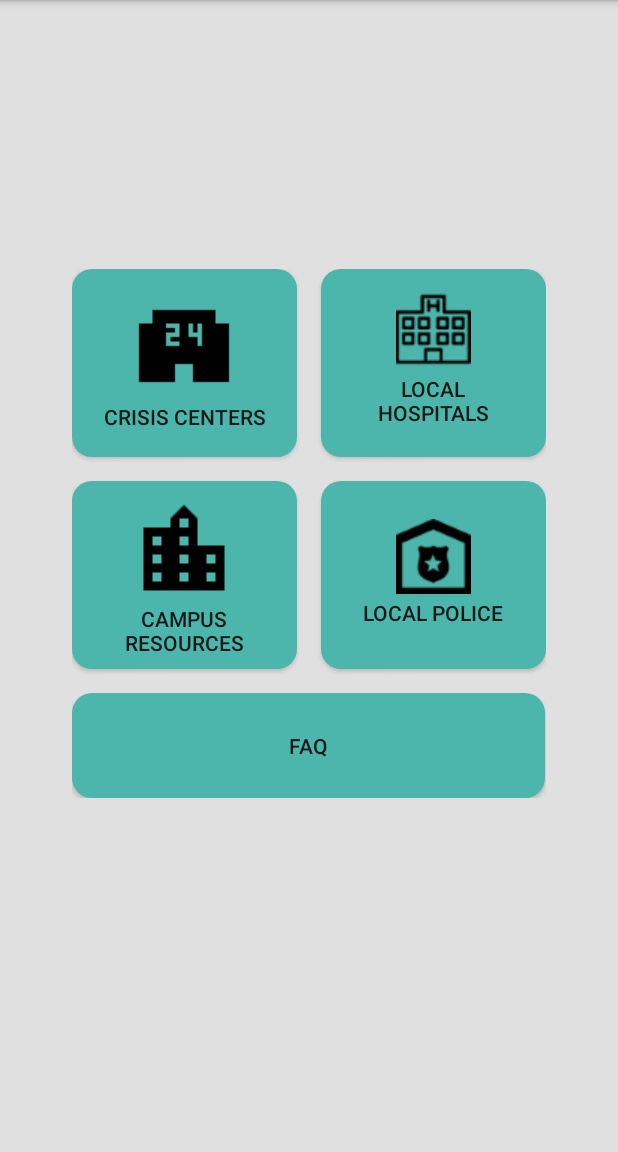
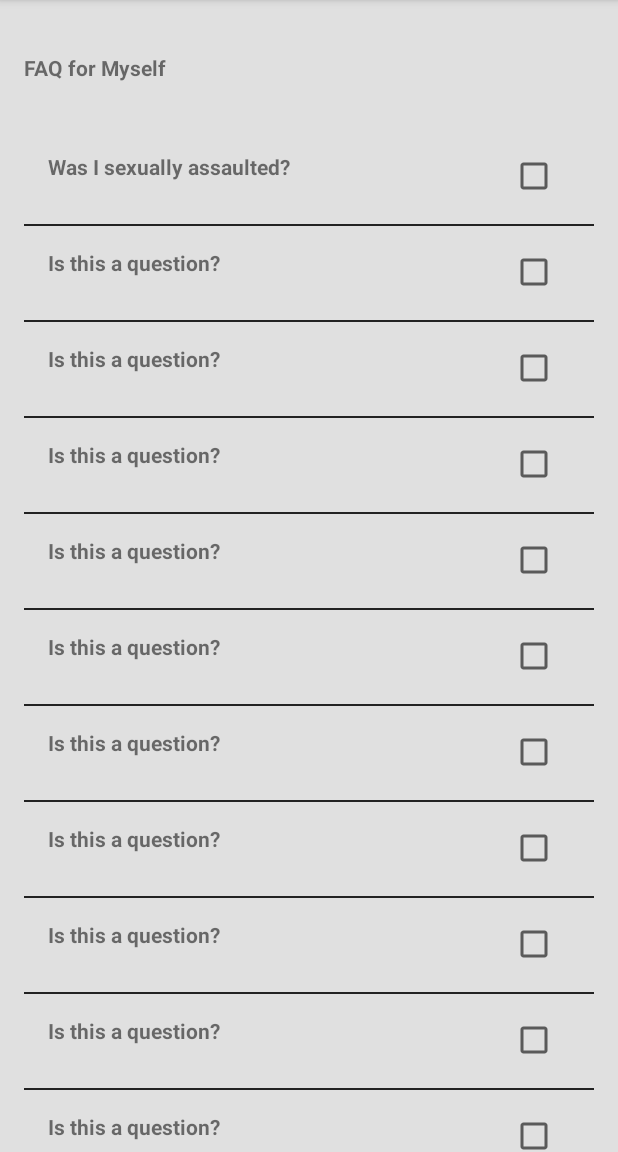
Before and after one commit to tinkhamgreg/uSafeNH, an Android app: the screen it shows after launch (MainActivity), in the side drawer, after a tap on "FAQ", on a phone screen of 412 x 824 dp, the part 84-1236 px from its top. Run offline under Robolectric (Android 15) with nearby library versions, the phone set to English and light mode, and no system bars.

Commit message:
Added the FAQ page
Currently it contains mostly placeholder items, such as a checkbox instead of a button (to see if the answer should be visible) and only one question is legitimate.

Side note: The Fragments seem to be overlapping each other (buttons from previous fragments can still be pressed) so we will have to change the way that we change between them.

```diff
--- a/app/src/main/AndroidManifest.xml
+++ b/app/src/main/AndroidManifest.xml
@@ -16,7 +16,7 @@
             </intent-filter>
         </activity>
         <activity android:name=".HelpFragment" />
-        <activity android:name=".FAQActivity" />
+        <activity android:name=".FAQFragment" />
     </application>
 
 </manifest>
--- /dev/null
+++ b/app/src/main/java/com/usafenh/FAQFragment.java
@@ -0,0 +1,191 @@
+package com.usafenh;
+
+import android.content.Context;
+import android.content.Intent;
+import android.graphics.Canvas;
+import android.graphics.drawable.Drawable;
+import android.os.Bundle;
+import android.support.design.widget.NavigationView;
+import android.support.v4.app.Fragment;
+import android.support.v4.content.ContextCompat;
+import android.support.v7.widget.LinearLayoutManager;
+import android.support.v7.widget.RecyclerView;
+import android.util.Log;
+import android.view.LayoutInflater;
+import android.view.View;
+import android.view.ViewGroup;
+import android.widget.CheckBox;
+import android.widget.CompoundButton;
+import android.widget.TextView;
+
+import java.util.List;
+
+//TODO: Convert this activity into the FAQ Activity
+public class FAQFragment extends Fragment{
+
+    private static final String TAG = "FAQFragment";
+    private MainActivity mainActivity;
+
+    private QuestionAdapter mAdapter;
+    private RecyclerView mQuestionRecyclerView;
+
+    private UserData userData;
+
+    public static FAQFragment newInstance() {
+        FAQFragment fragment = new FAQFragment();
+        return fragment;
+    }
+
+    @Override
+    public void onCreate(Bundle savedInstanceState) {
+        Log.d(TAG, "onCreate()");
+        mainActivity = (MainActivity)getActivity();
+        super.onCreate(savedInstanceState);
+    }
+
+    @Override
+    public View onCreateView(LayoutInflater inflater, ViewGroup container, Bundle savedInstanceState) {
+        Log.d(TAG, "onCreateView()");
+        View v = inflater.inflate(R.layout.fragment_faq, container, false);
+
+        mQuestionRecyclerView = (RecyclerView) v.findViewById(R.id.question_recycler_view);
+        mQuestionRecyclerView.setLayoutManager(new LinearLayoutManager(mainActivity));
+
+        updateUI();
+
+        return v;
+    }
+
+    @Override
+    public void onResume() {
+        Log.d(TAG, "onResume() called");
+        super.onResume();
+        updateUI();
+    }
+
+    private void updateUI() {
+        Log.d(TAG, "updateUI() called");
+        QuestionList questionList = QuestionList.get(mainActivity);
+        List<Question> questions = questionList.getQuestions();
+
+        if (mAdapter == null) {
+            mAdapter = new QuestionAdapter(questions);
+            mQuestionRecyclerView.setAdapter(mAdapter);
+            mQuestionRecyclerView.addItemDecoration(new SimpleDividerItemDecoration(mainActivity));
+        } else {
+            mAdapter.notifyDataSetChanged();
+        }
+    }
+
+    private class QuestionHolder extends RecyclerView.ViewHolder {
+        private Question mQuestion;
+
+        private TextView mQuestionTextView;
+        private CheckBox mShowAnswerCheckBox;
+        private TextView mAnswerTextView;
+
+        public QuestionHolder(View itemView) {
+            super(itemView);
+            Log.d(TAG, "questionHolder");
+
+            mQuestionTextView = (TextView)itemView.findViewById(R.id.list_item_question_text_view);
+            mShowAnswerCheckBox = (CheckBox)itemView.findViewById(R.id.list_item_show_answer_check_box);
+            mAnswerTextView = (TextView)itemView.findViewById(R.id.list_item_answer_text_view);
+        }
+
+        public void bindQuestion(final Question question) {
+            mQuestion = question;
+
+            if (mQuestion.getQuestionResource() > 0) {
+                mQuestionTextView.setText(mQuestion.getQuestionResource());
+            } else {
+                mQuestionTextView.setText(mQuestion.getQuestion());
+            }
+
+            if (mQuestion.getAnswerResource() > 0) {
+                mAnswerTextView.setText(mQuestion.getAnswerResource());
+            } else {
+                mAnswerTextView.setText(mQuestion.getAnswer());
+            }
+
+            mShowAnswerCheckBox.setChecked(mQuestion.getShowAnswer());
+            updateAnswerVisibility();
+
+            mShowAnswerCheckBox.setOnCheckedChangeListener(new CompoundButton.OnCheckedChangeListener() {
+                @Override
+                public void onCheckedChanged(CompoundButton buttonView, boolean isChecked) {
+                    // Set the question's show answer property
+                    question.togglShowAnswer();
+                    updateAnswerVisibility();
+                }
+            });
+        }
+
+        private void updateAnswerVisibility() {
+            if(mQuestion.getShowAnswer()) {
+                mAnswerTextView.setVisibility(View.VISIBLE);
+            } else {
+                mAnswerTextView.setVisibility(View.GONE);
+            }
+        }
+    }
+
+    private class QuestionAdapter extends RecyclerView.Adapter<QuestionHolder> {
+        private List<Question> mQuestions;
+
+        public QuestionAdapter(List<Question> questions) {
+            Log.d(TAG, "QuestionAdapter");
+            mQuestions = questions;
+        }
+
+        @Override
+        public QuestionHolder onCreateViewHolder(ViewGroup parent, int viewType) {
+            LayoutInflater layoutInflater = LayoutInflater.from(mainActivity);
+            View view = layoutInflater.inflate(R.layout.list_item_question, parent, false);
+
+            return new QuestionHolder(view);
+        }
+
+        @Override
+        public void onBindViewHolder(QuestionHolder holder, int position) {
+            Log.d(TAG, "onBindViewHolder");
+            Question question = mQuestions.get(position);
+            holder.bindQuestion(question);
+        }
+
+        @Override
+        public int getItemCount() {
+            Log.d(TAG, "getItemCount");
+            return mQuestions.size();
+        }
+
+    }
+
+    // Used to create dividing lines between questions
+    public class SimpleDividerItemDecoration extends RecyclerView.ItemDecoration {
+        private Drawable mDivider;
+
+        public SimpleDividerItemDecoration(Context context) {
+            mDivider = ContextCompat.getDrawable(context, R.drawable.line_divider);
+        }
+
+        @Override
+        public void onDrawOver(Canvas c, RecyclerView parent, RecyclerView.State state) {
+            int left = parent.getPaddingLeft();
+            int right = parent.getWidth() - parent.getPaddingRight();
+
+            int childCount = parent.getChildCount();
+            for (int i = 0; i < childCount; i++) {
+                View child = parent.getChildAt(i);
+
+                RecyclerView.LayoutParams params = (RecyclerView.LayoutParams) child.getLayoutParams();
+
+                int top = child.getBottom() + params.bottomMargin;
+                int bottom = top + mDivider.getIntrinsicHeight();
+
+                mDivider.setBounds(left, top, right, bottom);
+                mDivider.draw(c);
+            }
+        }
+    }
+}
--- a/app/src/main/java/com/usafenh/MainActivity.java
+++ b/app/src/main/java/com/usafenh/MainActivity.java
@@ -35,6 +35,7 @@ public class MainActivity extends FragmentActivity
     private FragmentManager fragmentMgr;
     private SchoolFragment schoolFragment;
     private HelpFragment helpFragment;
+    private FAQFragment faqFragment;
 
     private UserData userData;
 
@@ -72,6 +73,11 @@ public class MainActivity extends FragmentActivity
     public Fragment getHelpFragment() {
         helpFragment = HelpFragment.newInstance().newInstance();
         return helpFragment;
+    }
+
+    public Fragment getFAQFragment() {
+        faqFragment = FAQFragment.newInstance().newInstance();
+        return faqFragment;
     }
 
     public void setFragment(Fragment newFragment) {
@@ -140,7 +146,9 @@ public class MainActivity extends FragmentActivity
                 setFragment(getHelpFragment());
             }
         } else if (id == R.id.nav_faq) {
-
+            if (userData.getSchoolID() > 0) {
+                setFragment(getFAQFragment());
+            }
         }  else if (id == R.id.nav_help_now) {
 
         } else if (id == R.id.nav_exit) {
--- /dev/null
+++ b/app/src/main/java/com/usafenh/Question.java
@@ -0,0 +1,56 @@
+package com.usafenh;
+
+import java.util.UUID;
+
+public class Question {
+    private UUID mId;
+    private String question;
+    private String answer;
+    private int questionResource;
+    private int answerResource;
+    private boolean showAnswer;
+
+    public Question(String q, String a) {
+        // Generate unique identifier
+        mId = UUID.randomUUID();
+        question = q;
+        answer = a;
+        showAnswer = false;
+    }
+
+    public Question(int q, int a) {
+        // Generate unique identifier
+        mId = UUID.randomUUID();
+        questionResource = q;
+        answerResource = a;
+        showAnswer = false;
+    }
+
+    public UUID getId() {
+        return mId;
+    }
+
+    public String getQuestion() {
+        return question;
+    }
+
+    public int getQuestionResource() {
+        return questionResource;
+    }
+
+    public String getAnswer() {
+        return answer;
+    }
+
+    public int getAnswerResource() {
+        return answerResource;
+    }
+
+    public boolean getShowAnswer() {
+        return showAnswer;
+    }
+
+    public void togglShowAnswer() {
+        showAnswer = !showAnswer;
+    }
+}
--- /dev/null
+++ b/app/src/main/java/com/usafenh/QuestionList.java
@@ -0,0 +1,55 @@
+package com.usafenh;
+
+import android.content.Context;
+
+import java.util.ArrayList;
+import java.util.List;
+import java.util.UUID;
+
+public class QuestionList {
+    private static QuestionList sQuestionList;
+
+    private List<Question> mQuestions;
+
+    public static QuestionList get(Context context) {
+        if (sQuestionList == null) {
+            sQuestionList = new QuestionList(context);
+        }
+        return sQuestionList;
+    }
+
+    private QuestionList(Context context) {
+        mQuestions = new ArrayList<>();
+
+        mQuestions.add(new Question(R.string.q1, R.string.a1));
+
+        for (int i = 0; i < 20; i++) {
+            Question question = new Question("Is this a question?", "Yes, yes it is.");
+            mQuestions.add(question);
+        }
+    }
+
+    public List<Question> getQuestions() {
+        return mQuestions;
+    }
+
+    public Question getQuestion(UUID id) {
+        for (Question question : mQuestions) {
+            if (question.getId().equals(id)) {
+                return question;
+            }
+        }
+
+        return null;
+    }
+
+    public int getQuestionIndex(UUID id) {
+        for (int i = 0; i < mQuestions.size(); i++) {
+            if (mQuestions.get(i).getId().equals(id)) {
+                return i;
+            }
+        }
+
+        return -1;
+    }
+}
--- /dev/null
+++ b/app/src/main/res/drawable/line_divider.xml
@@ -0,0 +1,11 @@
+<?xml version="1.0" encoding="utf-8"?>
+<shape xmlns:android="http://schemas.android.com/apk/res/android"
+    android:shape="rectangle">
+
+    <size
+        android:width="1dp"
+        android:height="1dp" />
+
+    <solid android:color="@color/darkGray" />
+
+</shape>
--- /dev/null
+++ b/app/src/main/res/layout/fragment_faq.xml
@@ -0,0 +1,25 @@
+<?xml version="1.0" encoding="utf-8"?>
+
+<LinearLayout xmlns:android="http://schemas.android.com/apk/res/android"
+    android:orientation="vertical"
+    android:layout_width="match_parent"
+    android:layout_height="match_parent"
+    android:layout_marginTop="75dp"
+    android:paddingTop="@dimen/fab_margin"
+    android:paddingLeft="@dimen/fab_margin"
+    android:paddingRight="@dimen/fab_margin"
+    android:background="#E0E0E0">
+
+    <TextView
+        android:layout_width="match_parent"
+        android:layout_height="50dp"
+        android:text="@string/faq_self"
+        android:textStyle="bold" />
+
+    <android.support.v7.widget.RecyclerView
+        xmlns:android="http://schemas.android.com/apk/res/android"
+        android:id="@+id/question_recycler_view"
+        android:layout_height="match_parent"
+        android:layout_width="match_parent" />
+
+</LinearLayout>
--- a/app/src/main/res/layout/fragment_help.xml
+++ b/app/src/main/res/layout/fragment_help.xml
@@ -1,51 +1,36 @@
 <?xml version="1.0" encoding="utf-8"?>
-
-<android.support.v4.widget.DrawerLayout xmlns:android="http://schemas.android.com/apk/res/android"
-    xmlns:app="http://schemas.android.com/apk/res-auto"
-    xmlns:tools="http://schemas.android.com/tools"
-    android:id="@+id/drawer_layout"
-    android:layout_width="match_parent"
-    android:layout_height="match_parent"
-    android:fitsSystemWindows="true"
-    tools:openDrawer="start">
 
 <RelativeLayout xmlns:android="http://schemas.android.com/apk/res/android"
     android:orientation="vertical"
     android:layout_width="match_parent"
     android:layout_height="match_parent"
-    android:background="#E0E0E0"
+    android:background="#E0E0E0">
 
-
-    >
     <RelativeLayout
         android:layout_width="wrap_content"
         android:layout_height="wrap_content"
         android:layout_centerInParent="true"
         android:id="@+id/relativeLayout">
+
         <Button
-
             android:id="@+id/Crisis_centers"
             android:text="@string/Crisis_centers"
-        android:drawableTop="@drawable/crisis_center"
-        android:padding="15dp"
+            android:padding="10dp"
             android:layout_width="150dp"
             android:layout_height="125dp"
             android:background="@drawable/roundedbutton"
-        android:layout_marginRight="16dp"
-         />
+            android:layout_marginRight="16dp" />
 
         <Button
             android:id="@+id/Local_hospital"
             android:text="@string/Local_hospital"
             android:drawableTop="@drawable/hospital2"
-        android:padding="15dp"
+            android:padding="10dp"
             android:layout_width="150dp"
             android:layout_height="125dp"
             android:background="@drawable/roundedbutton"
             android:layout_toEndOf="@id/Crisis_centers"
-        android:layout_toRightOf="@id/Crisis_centers"
-
-        />
+            android:layout_toRightOf="@id/Crisis_centers" />
 
         <Button
             android:background = "@drawable/roundedbutton"
@@ -56,15 +41,13 @@
             android:layout_width="150dp"
             android:layout_height="125dp"
             android:layout_marginTop="16dp"
-        android:layout_below="@id/Local_hospital"
-
-        />
+            android:layout_below="@id/Local_hospital" />
 
         <Button
             android:id="@+id/Local_police"
             android:text="@string/Local_police"
             android:drawableTop="@drawable/police2"
-        android:padding="25dp"
+            android:padding="10dp"
             android:layout_width="150dp"
             android:layout_height="125dp"
             android:layout_marginLeft="16dp"
@@ -72,7 +55,7 @@
             android:background="@drawable/roundedbutton"
             android:layout_toEndOf="@id/Campus_resources"
             android:layout_below="@id/Crisis_centers"
-        android:layout_toRightOf="@id/Campus_resources"/>
+            android:layout_toRightOf="@id/Campus_resources" />
 
         <Button
             android:id="@+id/faq"
@@ -85,10 +68,7 @@
             android:layout_centerHorizontal="true"
             android:layout_marginTop="16dp" />
 
-
-
     </RelativeLayout>
-
 
     <FrameLayout
         android:layout_width="match_parent"
@@ -97,21 +77,6 @@
         android:layout_alignParentLeft="true"
         android:layout_alignParentStart="true"
         android:layout_marginLeft="472dp"
-        android:layout_marginStart="472dp"/>
+        android:layout_marginStart="472dp" />
+
 </RelativeLayout>
-
-<include
-layout="@layout/app_bar_main"
-android:layout_width="match_parent"
-android:layout_height="match_parent" />
-
-<android.support.design.widget.NavigationView
-android:id="@+id/nav_view"
-android:layout_width="wrap_content"
-android:layout_height="match_parent"
-android:layout_gravity="start"
-android:fitsSystemWindows="true"
-app:headerLayout="@layout/nav_header_main"
-app:menu="@menu/activity_main_drawer" />
-
-    </android.support.v4.widget.DrawerLayout>
--- /dev/null
+++ b/app/src/main/res/layout/list_item_question.xml
@@ -0,0 +1,32 @@
+<?xml version="1.0" encoding="utf-8"?>
+<LinearLayout
+    xmlns:android="http://schemas.android.com/apk/res/android"
+    android:layout_width="match_parent"
+    android:layout_height="wrap_content"
+    android:orientation="vertical"
+    android:padding="@dimen/fab_margin">
+
+    <RelativeLayout
+        android:layout_width="match_parent"
+        android:layout_height="wrap_content">
+        <TextView
+            android:id="@+id/list_item_question_text_view"
+            android:layout_width="wrap_content"
+            android:layout_height="wrap_content"
+            android:textStyle="bold" />
+
+        <!--This will need to be changed to a button-->
+        <CheckBox
+            android:id="@+id/list_item_show_answer_check_box"
+            android:layout_width="wrap_content"
+            android:layout_height="wrap_content"
+            android:layout_alignParentRight="true"
+            android:layout_alignParentEnd="true"
+            android:padding="4dp" />
+    </RelativeLayout>
+
+    <TextView
+        android:id="@+id/list_item_answer_text_view"
+        android:layout_width="match_parent"
+        android:layout_height="wrap_content" />
+</LinearLayout>
--- a/app/src/main/res/values/colors.xml
+++ b/app/src/main/res/values/colors.xml
@@ -4,4 +4,5 @@
     <color name="colorPrimaryDark">#004D40</color>
     <color name="colorAccent">#2196F3</color>
     <color name="white">#FFFFFF</color>
+    <color name="darkGray">#222222</color>
 </resources>
--- a/app/src/main/res/values/strings.xml
+++ b/app/src/main/res/values/strings.xml
@@ -12,6 +12,7 @@
     <string name="help_now_button">Get Help Now</string>
     <string name="help_someone">Help Someone You Know</string>
     <string name="faq">FAQ</string>
+    <string name="faq_self">FAQ for Myself</string>
 
     <string name="details_button">View Details</string>
 
@@ -44,4 +45,9 @@
     <string name="White_Mountain_Local_hospital">Local Hospitals</string>
     <string name="White_Mountain_Crisis_centers">Crisis Centers</string>
 
+
+    <!--FAQ Question and Answers-->
+    <string name="q1">Was I sexually assaulted?</string>
+    <string name="a1">The term sexual assault refers to any sexual contact that occurs without explicit consent. Sexual assault can take many forms, but it is never the victim’s fault. Forms of sexual assault include: penetration of the victim’s body (also known as rape), attempted rape, forcing a victim to perform sexual acts, and fondling or unwanted sexual touching.</string>
+
 </resources>
```
Also changed, not shown: app/src/main/java/com/usafenh/FAQActivity.java (deleted, +0 -48 lines), app/src/main/java/com/usafenh/HelpFragment.java (+7 -10 lines), app/src/main/res/layout/activity_faq.xml (deleted, +0 -60 lines), app/src/main/res/layout-land/fragment_help.xml (renamed from app/src/main/res/layout-land/activity_help.xml). Lines whose indentation alone changed are shown as unchanged.
